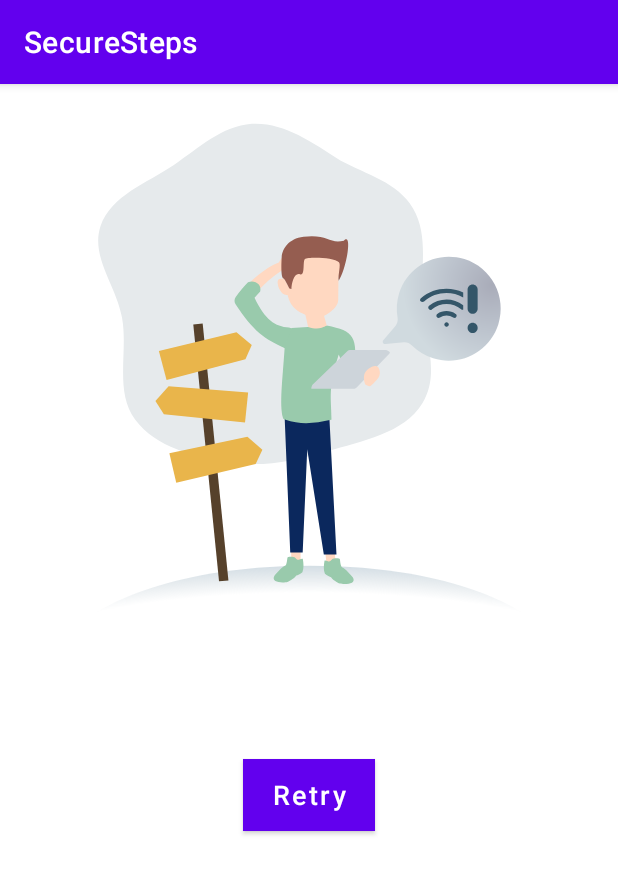
After one commit to jayeshpatil665/Wiehack3.0_SecureSteps_android, an Android app: the NetworkErrorActivity screen opened directly, with no data from a screen before it, on a phone screen of 412 x 824 dp. The commit adds this screen. Shown: the top 874 px of the screen. Run offline under Robolectric (Android 15) with nearby library versions, the phone set to English and light mode, and no system bars.

Commit message:
secondCommit_checkInternetConnectivity_onAppSpart

```diff
--- a/app/build.gradle
+++ b/app/build.gradle
@@ -36,4 +36,7 @@ dependencies {
     testImplementation 'junit:junit:4.+'
     androidTestImplementation 'androidx.test.ext:junit:1.1.2'
     androidTestImplementation 'androidx.test.espresso:espresso-core:3.3.0'
+
+    //for Amination
+    implementation 'com.airbnb.android:lottie:3.4.1'
 }
--- a/app/src/main/AndroidManifest.xml
+++ b/app/src/main/AndroidManifest.xml
@@ -1,6 +1,9 @@
 <?xml version="1.0" encoding="utf-8"?>
 <manifest xmlns:android="http://schemas.android.com/apk/res/android"
     package="in.specialsoft.securesteps">
+
+    <uses-permission android:name="android.permission.ACCESS_NETWORK_STATE" />
+    <uses-permission android:name="android.permission.INTERNET"/>
 
     <application
         android:allowBackup="true"
@@ -9,6 +12,7 @@
         android:roundIcon="@mipmap/ic_launcher_round"
         android:supportsRtl="true"
         android:theme="@style/Theme.SecureSteps">
+        <activity android:name=".NetworkErrorActivity"></activity>
         <activity
             android:name=".SplashScreen"
             android:theme="@style/SplashTheme">
@@ -18,7 +22,6 @@
                 <category android:name="android.intent.category.LAUNCHER" />
             </intent-filter>
         </activity>
-
         <activity android:name=".MainActivity">
             <intent-filter>
                 <action android:name="android.intent.action.MAIN" />
--- /dev/null
+++ b/app/src/main/java/in/specialsoft/securesteps/NetworkErrorActivity.java
@@ -0,0 +1,23 @@
+package in.specialsoft.securesteps;
+
+import androidx.appcompat.app.AppCompatActivity;
+
+import android.content.Intent;
+import android.os.Bundle;
+import android.view.View;
+
+public class NetworkErrorActivity extends AppCompatActivity {
+
+    @Override
+    protected void onCreate(Bundle savedInstanceState) {
+        super.onCreate(savedInstanceState);
+        setContentView(R.layout.activity_network_error);
+    }
+
+    public void toRetry(View view) {
+
+        Intent intent = new Intent(NetworkErrorActivity.this,SplashScreen.class);
+        startActivity(intent);
+        finish();
+    }
+}
--- /dev/null
+++ b/app/src/main/res/layout/activity_network_error.xml
@@ -0,0 +1,37 @@
+<?xml version="1.0" encoding="utf-8"?>
+<RelativeLayout xmlns:android="http://schemas.android.com/apk/res/android"
+    xmlns:app="http://schemas.android.com/apk/res-auto"
+    xmlns:tools="http://schemas.android.com/tools"
+    android:layout_width="match_parent"
+    android:layout_height="match_parent"
+    android:orientation="vertical"
+    tools:context=".NetworkErrorActivity">
+
+    <com.airbnb.lottie.LottieAnimationView
+        android:id="@+id/anim1"
+        android:layout_marginTop="20dp"
+        android:layout_width="match_parent"
+        android:layout_height="400dp"
+        android:layout_centerHorizontal="true"
+        app:lottie_autoPlay="true"
+        app:lottie_loop="true"
+        app:lottie_rawRes="@raw/anim_no_internet_connection">
+
+    </com.airbnb.lottie.LottieAnimationView>
+
+    <Button
+        android:layout_centerHorizontal="true"
+        android:onClick="toRetry"
+        android:layout_marginTop="30dp"
+        android:layout_below="@+id/anim1"
+        android:layout_width="wrap_content"
+        android:layout_height="wrap_content"
+        android:text="Retry"
+        android:textColor="#ffffff"
+        android:textSize="18dp"
+        android:textAllCaps="false"
+        android:background="#253746"
+        tools:layout_editor_absoluteX="161dp"
+        tools:layout_editor_absoluteY="555dp"/>
+
+</RelativeLayout>
```
Also changed, not shown: app/src/main/java/in/specialsoft/securesteps/SplashScreen.java (+25 -3 lines), app/src/main/res/raw/anim_no_internet_connection.json (added, +1 -0 lines).
